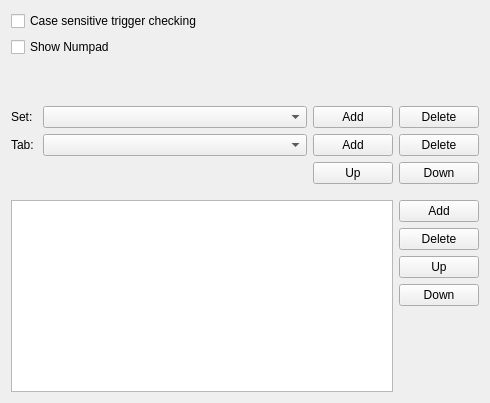
KDE/simon, file plugins/Commands/Keyboard/keyboardconfigurationdlg.ui: the form before one commit.
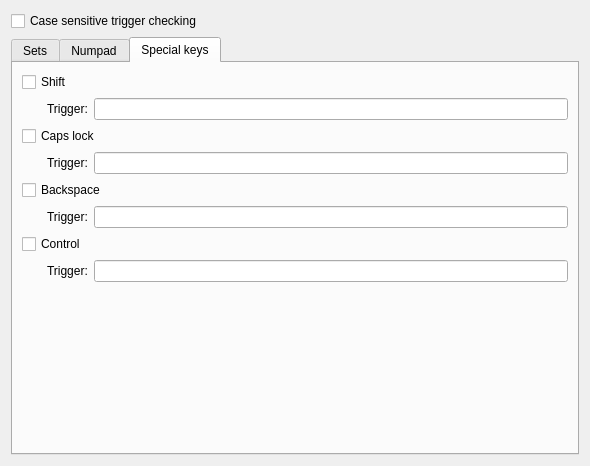
The form after the commit. The open tabs and pages were chosen to show the change. Custom widgets are drawn as their Qt base class.

Commit message: Comitting a lot of work on the keyboard plugin: Keys now work better altough some bugs remain; A numpad has been added and the configuration has been further extended to be even more flexible.

```diff
--- a/plugins/Commands/Keyboard/keyboardconfigurationdlg.ui
+++ b/plugins/Commands/Keyboard/keyboardconfigurationdlg.ui
@@ -6,8 +6,8 @@
    <rect>
     <x>0</x>
     <y>0</y>
-    <width>490</width>
-    <height>403</height>
+    <width>590</width>
+    <height>466</height>
    </rect>
   </property>
   <property name="maximumSize">
@@ -19,7 +19,7 @@
   <property name="windowTitle">
    <string>Form</string>
   </property>
-  <layout class="QVBoxLayout" name="verticalLayout_2">
+  <layout class="QVBoxLayout" name="verticalLayout_5">
    <item>
     <widget class="QCheckBox" name="cbCaseSensitivity">
      <property name="text">
@@ -28,31 +28,15 @@
     </widget>
    </item>
    <item>
-    <widget class="QCheckBox" name="cbShowNumpad">
-     <property name="sizePolicy">
-      <sizepolicy hsizetype="Expanding" vsizetype="Fixed">
-       <horstretch>0</horstretch>
-       <verstretch>0</verstretch>
-      </sizepolicy>
+    <widget class="KTabWidget" name="ktabwidget">
+     <property name="currentIndex">
+      <number>0</number>
      </property>
-     <property name="text">
-      <string>Show Numpad</string>
-     </property>
-    </widget>
-   </item>
-   <item>
-    <spacer name="verticalSpacer_2">
-     <property name="orientation">
-      <enum>Qt::Vertical</enum>
-     </property>
-     <property name="sizeHint" stdset="0">
-      <size>
-       <width>20</width>
-       <height>40</height>
-      </size>
-     </property>
-    </spacer>
-   </item>
+     <widget class="QWidget" name="Seite">
+      <attribute name="title">
+       <string>Sets</string>
+      </attribute>
+      <layout class="QVBoxLayout" name="verticalLayout_3">
    <item>
     <layout class="QGridLayout" name="gridLayout_2">
      <property name="topMargin">
@@ -205,12 +189,401 @@
    </item>
   </layout>
  </widget>
+     <widget class="QWidget" name="Numpad">
+      <attribute name="title">
+       <string>Numpad</string>
+      </attribute>
+      <layout class="QVBoxLayout" name="verticalLayout_4">
+       <item>
+        <widget class="QCheckBox" name="cbShowNumpad">
+         <property name="sizePolicy">
+          <sizepolicy hsizetype="Expanding" vsizetype="Fixed">
+           <horstretch>0</horstretch>
+           <verstretch>0</verstretch>
+          </sizepolicy>
+         </property>
+         <property name="text">
+          <string>Show Numpad</string>
+         </property>
+        </widget>
+       </item>
+       <item>
+        <layout class="QFormLayout" name="formLayout_7">
+         <item row="0" column="0">
+          <widget class="QLabel" name="label_9">
+           <property name="enabled">
+            <bool>true</bool>
+           </property>
+           <property name="text">
+            <string>Number backspace trigger:</string>
+           </property>
+          </widget>
+         </item>
+         <item row="0" column="1">
+          <widget class="KLineEdit" name="leNumberBackspaceTrigger">
+           <property name="enabled">
+            <bool>true</bool>
+           </property>
+          </widget>
+         </item>
+        </layout>
+       </item>
+       <item>
+        <widget class="QCheckBox" name="cbEnableNumberBasedSelection">
+         <property name="text">
+          <string>Enable number based key selection</string>
+         </property>
+        </widget>
+       </item>
+       <item>
+        <layout class="QHBoxLayout" name="horizontalLayout_2">
+         <item>
+          <spacer name="horizontalSpacer">
+           <property name="orientation">
+            <enum>Qt::Horizontal</enum>
+           </property>
+           <property name="sizeType">
+            <enum>QSizePolicy::Fixed</enum>
+           </property>
+           <property name="sizeHint" stdset="0">
+            <size>
+             <width>25</width>
+             <height>20</height>
+            </size>
+           </property>
+          </spacer>
+         </item>
+         <item>
+          <layout class="QFormLayout" name="formLayout">
+           <item row="0" column="0">
+            <widget class="QLabel" name="label">
+             <property name="enabled">
+              <bool>true</bool>
+             </property>
+             <property name="text">
+              <string>Trigger:</string>
+             </property>
+            </widget>
+           </item>
+           <item row="0" column="1">
+            <widget class="KLineEdit" name="leNumberBasedSelectionTrigger">
+             <property name="enabled">
+              <bool>true</bool>
+             </property>
+            </widget>
+           </item>
+          </layout>
+         </item>
+        </layout>
+       </item>
+       <item>
+        <widget class="QCheckBox" name="cbEnableNumberWriteOut">
+         <property name="text">
+          <string>Enable number write out</string>
+         </property>
+        </widget>
+       </item>
+       <item>
+        <layout class="QHBoxLayout" name="horizontalLayout_7">
+         <item>
+          <spacer name="horizontalSpacer_6">
+           <property name="orientation">
+            <enum>Qt::Horizontal</enum>
+           </property>
+           <property name="sizeType">
+            <enum>QSizePolicy::Fixed</enum>
+           </property>
+           <property name="sizeHint" stdset="0">
+            <size>
+             <width>25</width>
+             <height>20</height>
+            </size>
+           </property>
+          </spacer>
+         </item>
+         <item>
+          <layout class="QFormLayout" name="formLayout_6">
+           <item row="0" column="0">
+            <widget class="QLabel" name="label_8">
+             <property name="enabled">
+              <bool>true</bool>
+             </property>
+             <property name="text">
+              <string>Trigger:</string>
+             </property>
+            </widget>
+           </item>
+           <item row="0" column="1">
+            <widget class="KLineEdit" name="leNumberWriteOutTrigger">
+             <property name="enabled">
+              <bool>true</bool>
+             </property>
+            </widget>
+           </item>
+          </layout>
+         </item>
+        </layout>
+       </item>
+       <item>
+        <spacer name="verticalSpacer">
+         <property name="orientation">
+          <enum>Qt::Vertical</enum>
+         </property>
+         <property name="sizeHint" stdset="0">
+          <size>
+           <width>20</width>
+           <height>208</height>
+          </size>
+         </property>
+        </spacer>
+       </item>
+      </layout>
+     </widget>
+     <widget class="QWidget" name="Seite_2">
+      <attribute name="title">
+       <string>Special keys</string>
+      </attribute>
+      <layout class="QVBoxLayout" name="verticalLayout_2">
+       <item>
+        <widget class="QCheckBox" name="cbShift">
+         <property name="text">
+          <string>Shift</string>
+         </property>
+         <property name="checked">
+          <bool>false</bool>
+         </property>
+        </widget>
+       </item>
+       <item>
+        <layout class="QHBoxLayout" name="horizontalLayout_3">
+         <item>
+          <spacer name="horizontalSpacer_2">
+           <property name="orientation">
+            <enum>Qt::Horizontal</enum>
+           </property>
+           <property name="sizeType">
+            <enum>QSizePolicy::Fixed</enum>
+           </property>
+           <property name="sizeHint" stdset="0">
+            <size>
+             <width>25</width>
+             <height>20</height>
+            </size>
+           </property>
+          </spacer>
+         </item>
+         <item>
+          <layout class="QFormLayout" name="formLayout_2">
+           <item row="0" column="0">
+            <widget class="QLabel" name="label_4">
+             <property name="enabled">
+              <bool>true</bool>
+             </property>
+             <property name="text">
+              <string>Trigger:</string>
+             </property>
+            </widget>
+           </item>
+           <item row="0" column="1">
+            <widget class="KLineEdit" name="leShiftTrigger">
+             <property name="enabled">
+              <bool>true</bool>
+             </property>
+            </widget>
+           </item>
+          </layout>
+         </item>
+        </layout>
+       </item>
+       <item>
+        <widget class="QCheckBox" name="cbCapsLock">
+         <property name="text">
+          <string>Caps lock</string>
+         </property>
+         <property name="checked">
+          <bool>false</bool>
+         </property>
+        </widget>
+       </item>
+       <item>
+        <layout class="QHBoxLayout" name="horizontalLayout_4">
+         <item>
+          <spacer name="horizontalSpacer_3">
+           <property name="orientation">
+            <enum>Qt::Horizontal</enum>
+           </property>
+           <property name="sizeType">
+            <enum>QSizePolicy::Fixed</enum>
+           </property>
+           <property name="sizeHint" stdset="0">
+            <size>
+             <width>25</width>
+             <height>20</height>
+            </size>
+           </property>
+          </spacer>
+         </item>
+         <item>
+          <layout class="QFormLayout" name="formLayout_3">
+           <item row="0" column="0">
+            <widget class="QLabel" name="label_5">
+             <property name="enabled">
+              <bool>true</bool>
+             </property>
+             <property name="text">
+              <string>Trigger:</string>
+             </property>
+            </widget>
+           </item>
+           <item row="0" column="1">
+            <widget class="KLineEdit" name="leCapsLockTrigger">
+             <property name="enabled">
+              <bool>true</bool>
+             </property>
+            </widget>
+           </item>
+          </layout>
+         </item>
+        </layout>
+       </item>
+       <item>
+        <widget class="QCheckBox" name="cbBackspace">
+         <property name="text">
+          <string>Backspace</string>
+         </property>
+         <property name="checked">
+          <bool>false</bool>
+         </property>
+        </widget>
+       </item>
+       <item>
+        <layout class="QHBoxLayout" name="horizontalLayout_5">
+         <item>
+          <spacer name="horizontalSpacer_4">
+           <property name="orientation">
+            <enum>Qt::Horizontal</enum>
+           </property>
+           <property name="sizeType">
+            <enum>QSizePolicy::Fixed</enum>
+           </property>
+           <property name="sizeHint" stdset="0">
+            <size>
+             <width>25</width>
+             <height>20</height>
+            </size>
+           </property>
+          </spacer>
+         </item>
+         <item>
+          <layout class="QFormLayout" name="formLayout_4">
+           <item row="0" column="0">
+            <widget class="QLabel" name="label_6">
+             <property name="enabled">
+              <bool>true</bool>
+             </property>
+             <property name="text">
+              <string>Trigger:</string>
+             </property>
+            </widget>
+           </item>
+           <item row="0" column="1">
+            <widget class="KLineEdit" name="leBackspaceTrigger">
+             <property name="enabled">
+              <bool>true</bool>
+             </property>
+            </widget>
+           </item>
+          </layout>
+         </item>
+        </layout>
+       </item>
+       <item>
+        <widget class="QCheckBox" name="cbControl">
+         <property name="text">
+          <string>Control</string>
+         </property>
+         <property name="checked">
+          <bool>false</bool>
+         </property>
+        </widget>
+       </item>
+       <item>
+        <layout class="QHBoxLayout" name="horizontalLayout_6">
+         <item>
+          <spacer name="horizontalSpacer_5">
+           <property name="orientation">
+            <enum>Qt::Horizontal</enum>
+           </property>
+           <property name="sizeType">
+            <enum>QSizePolicy::Fixed</enum>
+           </property>
+           <property name="sizeHint" stdset="0">
+            <size>
+             <width>25</width>
+             <height>20</height>
+            </size>
+           </property>
+          </spacer>
+         </item>
+         <item>
+          <layout class="QFormLayout" name="formLayout_5">
+           <item row="0" column="0">
+            <widget class="QLabel" name="label_7">
+             <property name="enabled">
+              <bool>true</bool>
+             </property>
+             <property name="text">
+              <string>Trigger:</string>
+             </property>
+            </widget>
+           </item>
+           <item row="0" column="1">
+            <widget class="KLineEdit" name="leControlTrigger">
+             <property name="enabled">
+              <bool>true</bool>
+             </property>
+            </widget>
+           </item>
+          </layout>
+         </item>
+        </layout>
+       </item>
+       <item>
+        <spacer name="verticalSpacer_2">
+         <property name="orientation">
+          <enum>Qt::Vertical</enum>
+         </property>
+         <property name="sizeHint" stdset="0">
+          <size>
+           <width>20</width>
+           <height>40</height>
+          </size>
+         </property>
+        </spacer>
+       </item>
+      </layout>
+     </widget>
+    </widget>
+   </item>
+  </layout>
+ </widget>
  <customwidgets>
   <customwidget>
    <class>KPushButton</class>
    <extends>QPushButton</extends>
    <header>kpushbutton.h</header>
   </customwidget>
+  <customwidget>
+   <class>KLineEdit</class>
+   <extends>QLineEdit</extends>
+   <header>klineedit.h</header>
+  </customwidget>
+  <customwidget>
+   <class>KTabWidget</class>
+   <extends>QTabWidget</extends>
+   <header>ktabwidget.h</header>
+   <container>1</container>
+  </customwidget>
  </customwidgets>
  <tabstops>
   <tabstop>cbSets</tabstop>
```
Lines whose indentation alone changed are shown as unchanged. The commit also changes 5 other files.
